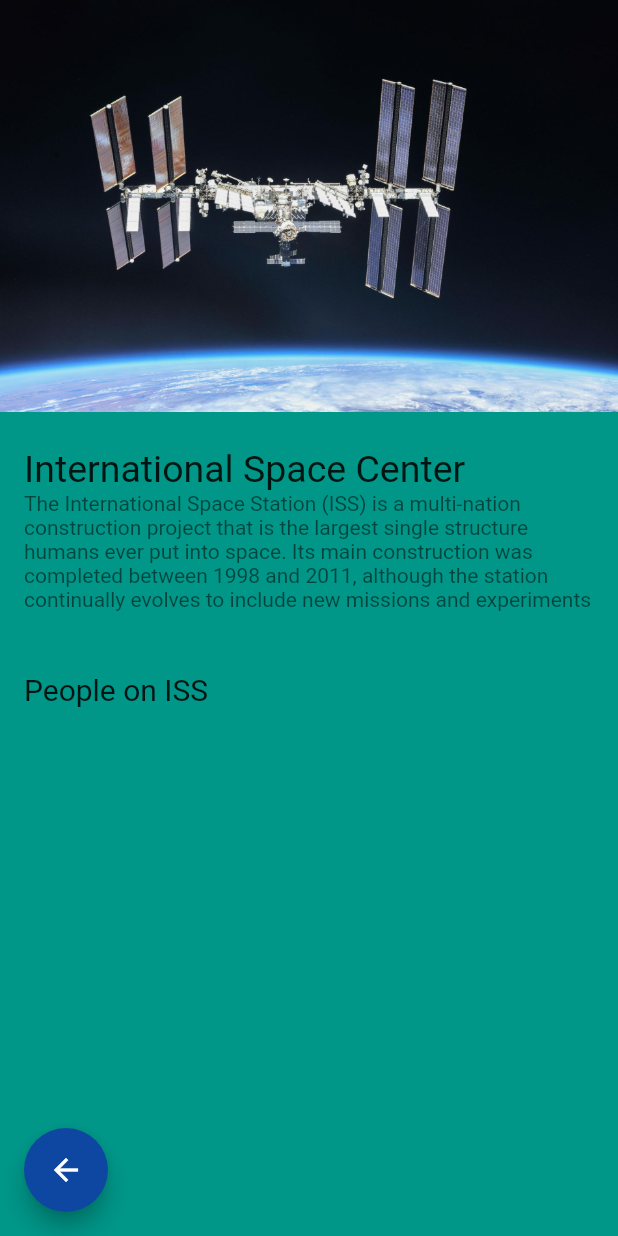
After one commit to girishrajani/iss_tracker, a Flutter app: the ISS screen opened directly, on a phone screen of 412 x 824 dp. The commit adds this screen. Run offline on Flutter 3.47's test engine with Material 2 defaults, Android fonts, the phone set to English and light mode, and no system bars; our stand-ins replace google_maps_flutter.

Commit message:
New Page Added

```diff
--- /dev/null
+++ b/lib/iss.dart
@@ -0,0 +1,69 @@
+import 'package:flutter/material.dart';
+
+void main() {
+  runApp(MaterialApp(
+    home: ISS(),
+  ));
+}
+
+class ISS extends StatefulWidget {
+  @override
+  _ISSState createState() => _ISSState();
+}
+
+class _ISSState extends State<ISS> {
+  var _issInfo =
+      'The International Space Station (ISS) is a multi-nation construction project that is the largest single structure humans ever put into space. Its main construction was completed between 1998 and 2011, although the station continually evolves to include new missions and experiments';
+  @override
+  Widget build(BuildContext context) {
+    return SafeArea(
+      child: Scaffold(
+        backgroundColor: Colors.teal,
+        floatingActionButtonLocation: FloatingActionButtonLocation.startFloat,
+        floatingActionButton: FloatingActionButton(
+          onPressed: () {},
+          backgroundColor: Colors.blue[900],
+          child: Icon(
+            Icons.arrow_back,
+          ),
+        ),
+        body: ListView(
+          children: <Widget>[
+            Image(
+              image: AssetImage(
+                'assets/iss.jpg',
+              ),
+            ),
+            SizedBox(
+              height: 20,
+            ),
+            ListTile(
+              title: Text(
+                'International Space Center',
+                style: TextStyle(fontSize: 25),
+              ),
+              subtitle: Text(_issInfo),
+            ),
+            SizedBox(
+              height: 20,
+            ),
+            ListTile(
+              title: Text(
+                'People on ISS',
+                style: TextStyle(
+                  fontSize: 20,
+                ),
+              ),
+            ),
+            // FutureBuilder(builder: ,)
+          ],
+        ),
+      ),
+    );
+  }
+}
+
+class Data {
+  final String name;
+  Data(this.name);
+}
--- a/lib/main.dart
+++ b/lib/main.dart
@@ -21,7 +21,7 @@ class IssTracker extends StatefulWidget {
 class _IssTrackerState extends State<IssTracker> {
   GoogleMapController _controller;
   Marker marker;
-  var lat, long;
+  var lat, long, _snipp;
 
   Future<void> _getIss() async {
     var url = "http://api.open-notify.org/iss-now.json";
@@ -32,6 +32,7 @@ class _IssTrackerState extends State<IssTracker> {
       var longi = jsonResponse['iss_position']['longitude'];
       lat = double.parse(lati);
       long = double.parse(longi);
+      _snipp = lati + " " + longi;
       LatLng latlng = LatLng(lat, long);
       _controller.animateCamera(CameraUpdate.newCameraPosition(
           new CameraPosition(bearing: 0, target: latlng, tilt: 0, zoom: 5.00)));
@@ -40,6 +41,11 @@ class _IssTrackerState extends State<IssTracker> {
           markerId: MarkerId("home"),
           position: latlng,
           draggable: false,
+          infoWindow: InfoWindow(
+            title: 'International Space Center',
+            snippet: _snipp,
+            onTap: () {},
+          ),
           zIndex: 2,
           flat: true,
           anchor: Offset(0.5, 0.5),
@@ -56,6 +62,7 @@ class _IssTrackerState extends State<IssTracker> {
         onMapCreated: (GoogleMapController controller) {
           _controller = controller;
         },
+        zoomControlsEnabled: false,
         mapType: MapType.satellite,
         initialCameraPosition: CameraPosition(
           target: const LatLng(0, 0),
```
